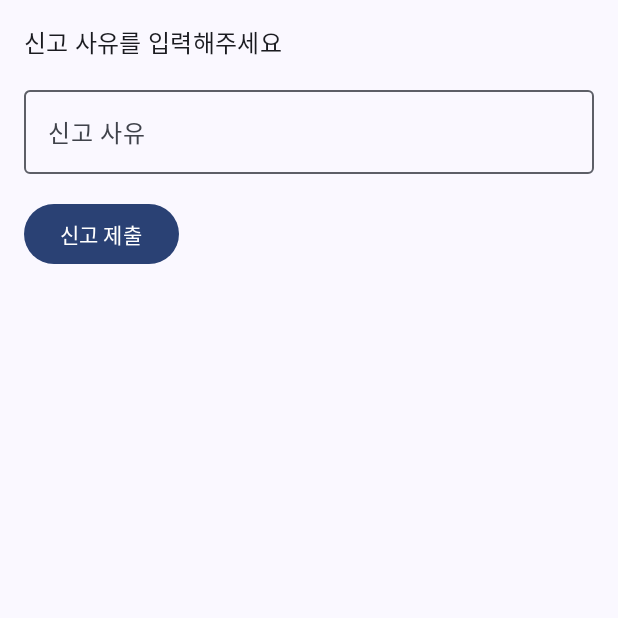
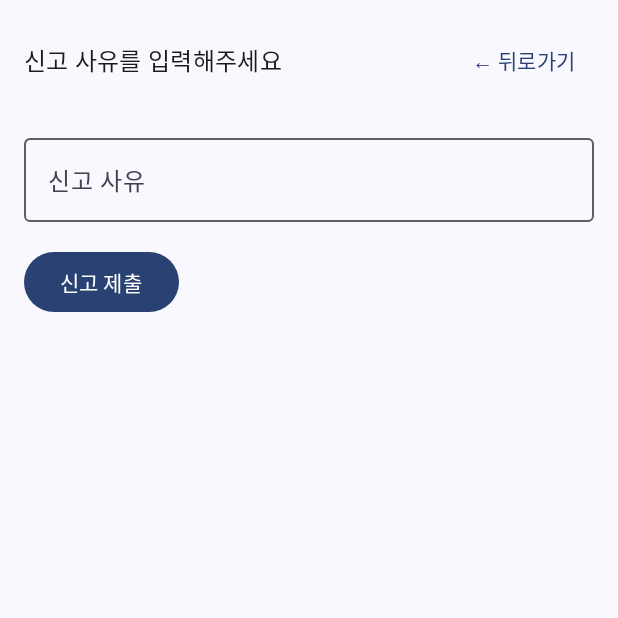
Before and after one commit to danpung628/Smartee, an Android app built with Jetpack Compose: the composable ReportScreen called with empty values, on a phone screen of 412 x 824 dp, the top half of it. Run offline under Robolectric (Android 15) with nearby library versions, the light colour scheme and no system bars; our stand-ins replace Firebase (no records; nobody signed in at launch, a user with empty details on screens opened directly).

Commit message:
뒤로가기 버튼 추가

```diff
--- a/app/src/main/java/com/example/smartee/ui/report/ReportScreen.kt
+++ b/app/src/main/java/com/example/smartee/ui/report/ReportScreen.kt
@@ -1,7 +1,9 @@
 package com.example.smartee.ui.report
 
 import android.widget.Toast
+import androidx.compose.foundation.layout.Arrangement
 import androidx.compose.foundation.layout.Column
+import androidx.compose.foundation.layout.Row
 import androidx.compose.foundation.layout.Spacer
 import androidx.compose.foundation.layout.fillMaxWidth
 import androidx.compose.foundation.layout.height
@@ -10,11 +12,13 @@ import androidx.compose.material3.Button
 import androidx.compose.material3.MaterialTheme
 import androidx.compose.material3.OutlinedTextField
 import androidx.compose.material3.Text
+import androidx.compose.material3.TextButton
 import androidx.compose.runtime.Composable
 import androidx.compose.runtime.getValue
 import androidx.compose.runtime.mutableStateOf
 import androidx.compose.runtime.remember
 import androidx.compose.runtime.setValue
+import androidx.compose.ui.Alignment
 import androidx.compose.ui.Modifier
 import androidx.compose.ui.platform.LocalContext
 import androidx.compose.ui.unit.dp
@@ -28,7 +32,19 @@ fun ReportScreen(studyId: String, navController: NavController) {
     var isSubmitting by remember { mutableStateOf(false) }
 
     Column(Modifier.padding(16.dp)) {
-        Text("신고 사유를 입력해주세요", style = MaterialTheme.typography.titleMedium)
+        Row(
+            modifier = Modifier.fillMaxWidth(),
+            horizontalArrangement = Arrangement.SpaceBetween,
+            verticalAlignment = Alignment.CenterVertically
+        ) {
+            Text("신고 사유를 입력해주세요", style = MaterialTheme.typography.titleMedium)
+            TextButton(onClick = { navController.popBackStack() }) {
+                Text("← 뒤로가기")
+            }
+        }
+
+        Spacer(modifier = Modifier.height(8.dp))
+
         Spacer(modifier = Modifier.height(12.dp))
 
         OutlinedTextField(
```
Also changed, not shown: app/src/main/java/com/example/smartee/ui/admin/AdmimReportScreen.kt (+13 -2 lines).
